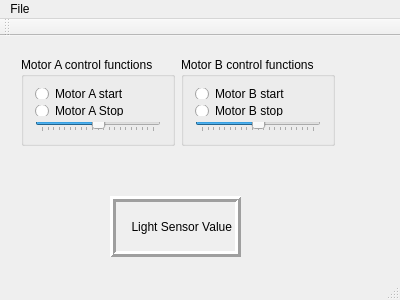
Before: the Qt Designer form motor_control.ui in kenaaker/BeagleBoneBlack, drawn with Qt 5.
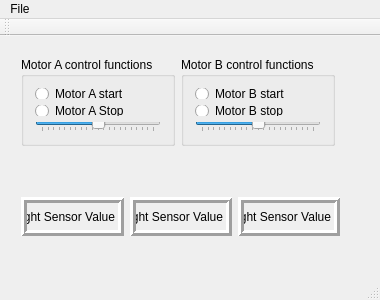
After: the same form once the commit is applied.

```diff
--- a/motor_control.ui
+++ b/motor_control.ui
@@ -6,7 +6,7 @@
    <rect>
     <x>0</x>
     <y>0</y>
-    <width>400</width>
+    <width>380</width>
     <height>300</height>
    </rect>
   </property>
@@ -110,15 +110,18 @@
      </item>
     </layout>
    </widget>
-   <widget class="QLabel" name="light_sensor_display">
+   <widget class="QWidget" name="layoutWidget">
     <property name="geometry">
      <rect>
-      <x>110</x>
-      <y>160</y>
-      <width>131</width>
+      <x>10</x>
+      <y>150</y>
+      <width>341</width>
       <height>61</height>
      </rect>
     </property>
+    <layout class="QHBoxLayout" name="horizontalLayout_2">
+     <item>
+      <widget class="QLabel" name="light_sensor_display_low">
     <property name="frameShape">
      <enum>QFrame::Box</enum>
     </property>
@@ -134,6 +137,47 @@
     <property name="alignment">
      <set>Qt::AlignRight|Qt::AlignTrailing|Qt::AlignVCenter</set>
     </property>
+      </widget>
+     </item>
+     <item>
+      <widget class="QLabel" name="light_sensor_display_current">
+       <property name="frameShape">
+        <enum>QFrame::Box</enum>
+       </property>
+       <property name="frameShadow">
+        <enum>QFrame::Raised</enum>
+       </property>
+       <property name="lineWidth">
+        <number>3</number>
+       </property>
+       <property name="text">
+        <string>Light Sensor Value</string>
+       </property>
+       <property name="alignment">
+        <set>Qt::AlignRight|Qt::AlignTrailing|Qt::AlignVCenter</set>
+       </property>
+      </widget>
+     </item>
+     <item>
+      <widget class="QLabel" name="light_sensor_display_high">
+       <property name="frameShape">
+        <enum>QFrame::Box</enum>
+       </property>
+       <property name="frameShadow">
+        <enum>QFrame::Raised</enum>
+       </property>
+       <property name="lineWidth">
+        <number>3</number>
+       </property>
+       <property name="text">
+        <string>Light Sensor Value</string>
+       </property>
+       <property name="alignment">
+        <set>Qt::AlignRight|Qt::AlignTrailing|Qt::AlignVCenter</set>
+       </property>
+      </widget>
+     </item>
+    </layout>
    </widget>
   </widget>
   <widget class="QMenuBar" name="menuBar">
@@ -141,7 +185,7 @@
     <rect>
      <x>0</x>
      <y>0</y>
-     <width>400</width>
+     <width>380</width>
      <height>19</height>
     </rect>
    </property>
```
Lines whose indentation alone changed are shown as unchanged.
